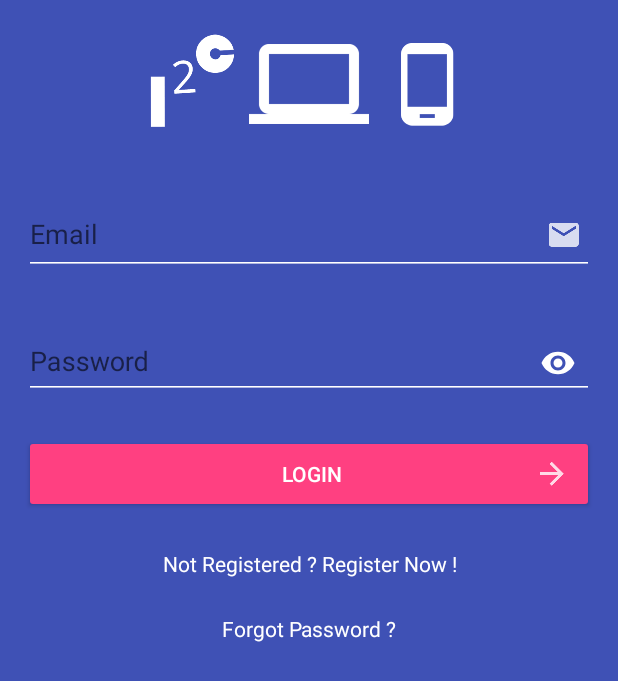
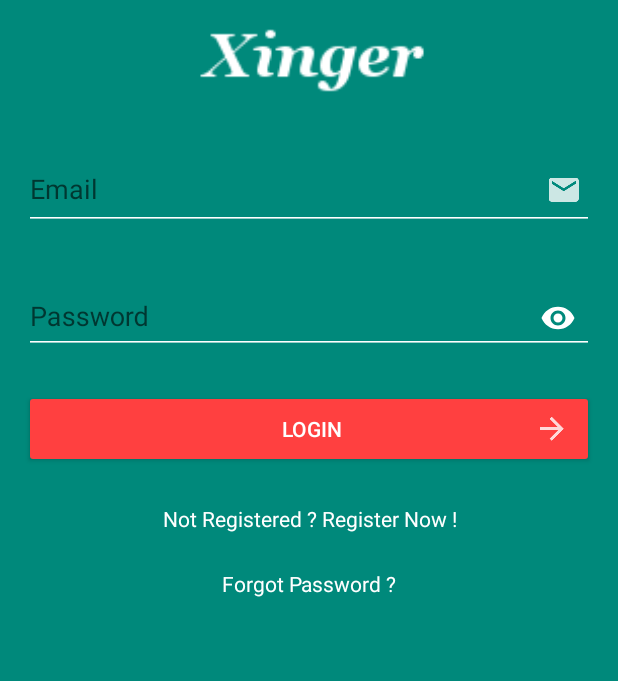
Before and after one commit to zypher606/Xinger, an Android app: the fragment LoginFragment placed in its activity, on a phone screen of 412 x 824 dp. Shown: the top 681 px of the screen. Run offline under Robolectric (Android 15) with nearby library versions, the phone set to English and light mode, and no system bars; libraries missing offline, so code that uses them is left out: retrofit2.adapter.rxjava, rx.android.schedulers, rx.schedulers, rx.subscriptions; 2 statements that could not run were skipped.

Commit message:
Added styles

```diff
--- a/Xinger/app/src/main/res/layout/fragment_login.xml
+++ b/Xinger/app/src/main/res/layout/fragment_login.xml
@@ -18,7 +18,7 @@
 
             <ImageView
                 android:id="@+id/img_logo"
-                android:layout_width="wrap_content"
+                android:layout_width="match_parent"
                 android:layout_height="@dimen/logo_height"
                 android:layout_centerHorizontal="true"
                 android:src="@drawable/logo"/>
--- a/Xinger/app/src/main/res/layout/fragment_register.xml
+++ b/Xinger/app/src/main/res/layout/fragment_register.xml
@@ -18,7 +18,7 @@
 
             <ImageView
                 android:id="@+id/img_logo"
-                android:layout_width="wrap_content"
+                android:layout_width="match_parent"
                 android:layout_height="@dimen/logo_height"
                 android:layout_centerHorizontal="true"
                 android:src="@drawable/logo"/>
--- a/Xinger/app/src/main/res/values/colors.xml
+++ b/Xinger/app/src/main/res/values/colors.xml
@@ -1,7 +1,7 @@
 <?xml version="1.0" encoding="utf-8"?>
 <resources>
-    <color name="colorPrimary">#3F51B5</color>
-    <color name="colorPrimaryDark">#303F9F</color>
-    <color name="colorAccent">#FF4081</color>
+    <color name="colorPrimary">#00897B</color>
+    <color name="colorPrimaryDark">#00695C</color>
+    <color name="colorAccent">#ff4040</color>
     <color name="colorDarkGrey">#455A64</color>
 </resources>
--- a/Xinger/app/src/main/res/values/dimens.xml
+++ b/Xinger/app/src/main/res/values/dimens.xml
@@ -2,7 +2,7 @@
     <dimen name="activity_horizontal_margin">16dp</dimen>
     <dimen name="activity_vertical_margin">16dp</dimen>
     <dimen name="child_margin_top">24dp</dimen>
-    <dimen name="logo_height">80dp</dimen>
+    <dimen name="logo_height">50dp</dimen>
     <dimen name="button_padding">48dp</dimen>
     <dimen name="button_margin">24dp</dimen>
     <dimen name="card_padding">16dp</dimen>
```
Also changed, not shown: Xinger/app/src/main/res/drawable-nodpi/logo.png.
